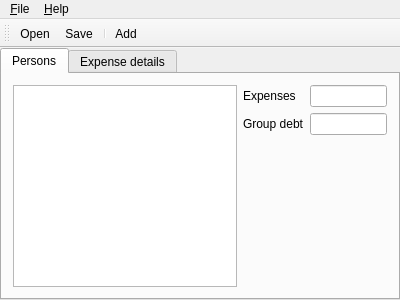
Above: expensesharing.ui from huguesb/expensesharing before the change. Below: the same form after it.
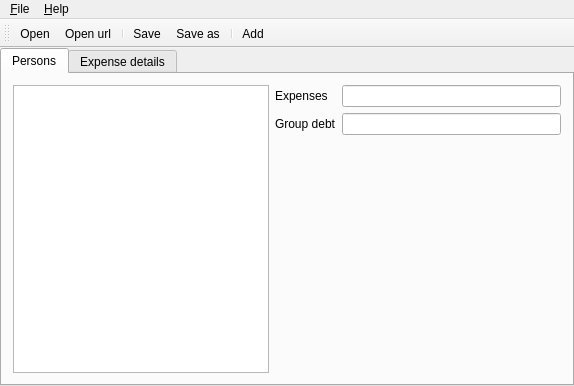
That is the form after the change.

```diff
--- a/expensesharing.ui
+++ b/expensesharing.ui
@@ -6,8 +6,8 @@
    <rect>
     <x>0</x>
     <y>0</y>
-    <width>400</width>
-    <height>300</height>
+    <width>574</width>
+    <height>386</height>
    </rect>
   </property>
   <property name="windowTitle">
@@ -85,7 +85,7 @@
     <rect>
      <x>0</x>
      <y>0</y>
-     <width>400</width>
+     <width>574</width>
      <height>24</height>
     </rect>
    </property>
@@ -126,7 +126,10 @@
     <bool>false</bool>
    </attribute>
    <addaction name="actionOpen"/>
+   <addaction name="actionOpenUrl"/>
+   <addaction name="separator"/>
    <addaction name="actionSave"/>
+   <addaction name="actionSaveAs"/>
    <addaction name="separator"/>
    <addaction name="actionAdd"/>
   </widget>
@@ -180,6 +183,11 @@
     <string>&amp;Clear</string>
    </property>
   </action>
+  <action name="actionOpenUrl">
+   <property name="text">
+    <string>Open url...</string>
+   </property>
+  </action>
  </widget>
  <layoutdefault spacing="6" margin="11"/>
  <resources/>
```
Left out of the diff: 12 changed lines with no effect on the pictures.
